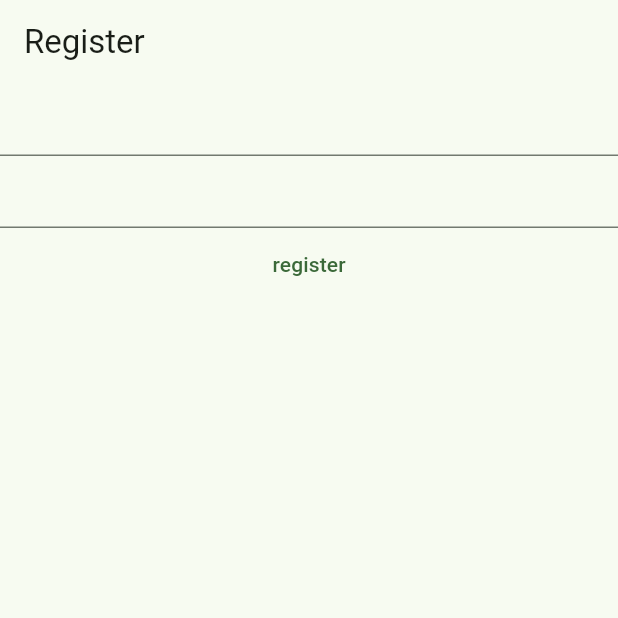
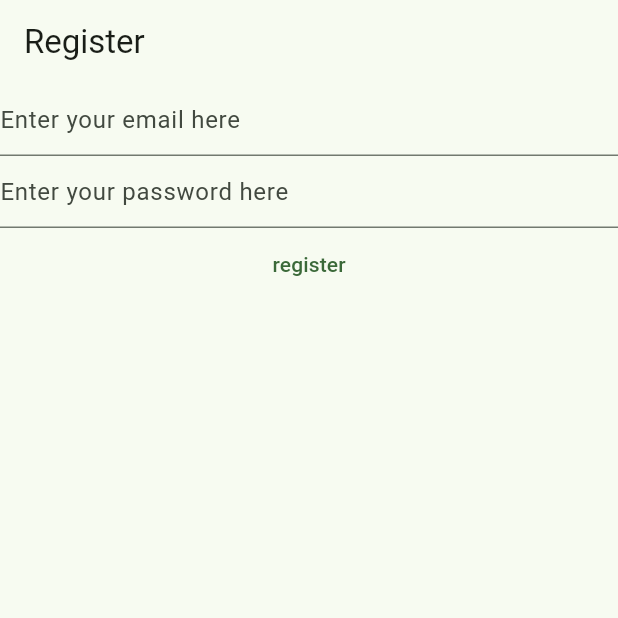
Before and after one commit to mahmoud15670/flutter, a Flutter app: the screen it shows after launch, on a phone screen of 412 x 824 dp, the top half of it. Run offline on Flutter 3.47's test engine with Material 3 defaults, Android fonts, the phone set to English and light mode, and no system bars; our stand-ins replace firebase_core; accounts and stored records are empty.

Commit message:
May 20, 2024, 12:23 PM

```diff
--- a/mynotes/lib/main.dart
+++ b/mynotes/lib/main.dart
@@ -48,9 +48,15 @@ class _HomePageState extends State<HomePage> {
         children: [
 			TextField(
 				controller: _email,
+        decoration: const InputDecoration (
+          hintText: 'Enter your email here'
+        ),
 			),
 			TextField(
 				controller: _password,
+        decoration: const InputDecoration (
+          hintText: 'Enter your password here'
+        ),
 			),
 			TextButton (
 				onPressed: () async {
```
